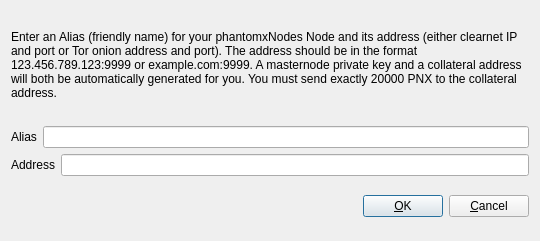
phantomxdev/phantomx, file src/qt/forms/addeditadrenalinenode.ui: the form before one commit.
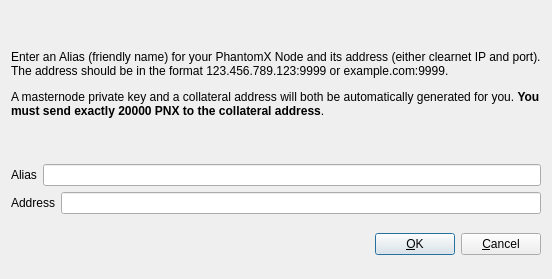
The form after the commit.

```diff
--- a/src/qt/forms/addeditadrenalinenode.ui
+++ b/src/qt/forms/addeditadrenalinenode.ui
@@ -6,8 +6,8 @@
    <rect>
     <x>0</x>
     <y>0</y>
-    <width>540</width>
-    <height>241</height>
+    <width>552</width>
+    <height>279</height>
    </rect>
   </property>
   <property name="windowTitle">
@@ -34,7 +34,7 @@
         </sizepolicy>
        </property>
        <property name="text">
-        <string>&lt;html&gt;&lt;head/&gt;&lt;body&gt;&lt;p&gt;Enter an Alias (friendly name) for your phantomxNodes Node and its address (either clearnet IP and port or Tor onion address and port).  The address should be in the format 123.456.789.123:9999 or example.com:9999.  A masternode private key and a collateral address will both be automatically generated for you.  You must send exactly 20000 PNX to the collateral address.&lt;/p&gt;&lt;/body&gt;&lt;/html&gt;</string>
+        <string>&lt;html&gt;&lt;head/&gt;&lt;body&gt;&lt;p&gt;Enter an Alias (friendly name) for your PhantomX Node and its address (either clearnet IP and port). The address should be in the format 123.456.789.123:9999 or example.com:9999. &lt;/p&gt;&lt;p&gt;A masternode private key and a collateral address will both be automatically generated for you. &lt;span style=&quot; font-weight:600;&quot;&gt;You must send exactly 20000 PNX to the collateral address&lt;/span&gt;.&lt;/p&gt;&lt;/body&gt;&lt;/html&gt;</string>
        </property>
        <property name="wordWrap">
         <bool>true</bool>
```
